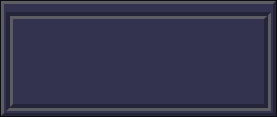
Above: desktopbasewindow.ui from Rodmg/linamp before the change. Below: the same form after it.
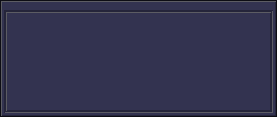
That is the form after the change. Custom widgets are drawn as their Qt base class.

The edit to the form file:
```diff
--- a/desktopbasewindow.ui
+++ b/desktopbasewindow.ui
@@ -106,9 +106,33 @@
   </property>
   <property name="styleSheet">
    <string notr="true">#DesktopBaseWindow {
-	border: 3px solid #0d0d14;
-	background-color: #333350;
-}</string>
+    border: 1px solid #0d0d14;
+    background-color: #333350;
+}
+
+#outerFrame {
+    border-top: 1px solid #5c5c63;
+    border-left: 1px solid #5c5c63;
+    border-bottom: 1px solid #25253a;
+    border-right: 1px solid #25253a;
+}
+
+#bodyOuterFrame {
+    border-top: 1px solid #25253a;
+    border-left: 1px solid #25253a;
+    border-bottom: 1px solid #5c5c63;
+    border-right: 1px solid #5c5c63;
+    background-color: #25253a;
+}
+
+#bodyInnerFrame {
+    border-top: 1px solid #5c5c63;
+    border-left: 1px solid #5c5c63;
+    border-bottom: 1px solid #25253a;
+    border-right: 1px solid #25253a;
+    background-color: #333350;
+}
+</string>
   </property>
   <layout class="QVBoxLayout" name="verticalLayout">
    <property name="spacing">
@@ -129,12 +153,7 @@
    <item>
     <widget class="QFrame" name="outerFrame">
      <property name="styleSheet">
-      <string notr="true">#outerFrame {
-	border-top: 3px solid #5c5c63;
-	border-left: 3px solid #5c5c63;
-	border-bottom: 3px solid #25253a;
-	border-right: 3px solid #25253a;
-}</string>
+      <string notr="true"/>
      </property>
      <property name="frameShape">
       <enum>QFrame::StyledPanel</enum>
@@ -201,13 +220,7 @@
          <item>
           <widget class="QFrame" name="bodyOuterFrame">
            <property name="styleSheet">
-            <string notr="true">#bodyOuterFrame {
-	border-top: 3px solid #25253a;
-	border-left: 3px solid #25253a;
-	border-bottom: 3px solid #5c5c63;
-	border-right: 3px solid #5c5c63;
-	background-color: #25253a;
-}</string>
+            <string notr="true"/>
            </property>
            <property name="frameShape">
             <enum>QFrame::StyledPanel</enum>
@@ -234,13 +247,7 @@
             <item>
              <widget class="QFrame" name="bodyInnerFrame">
               <property name="styleSheet">
-               <string notr="true">#bodyInnerFrame {
-	border-top: 3px solid #5c5c63;
-	border-left: 3px solid #5c5c63;
-	border-bottom: 3px solid #25253a;
-	border-right: 3px solid #25253a;
-	background-color: #333350;
-}</string>
+               <string notr="true"/>
               </property>
               <property name="frameShape">
                <enum>QFrame::StyledPanel</enum>
```
